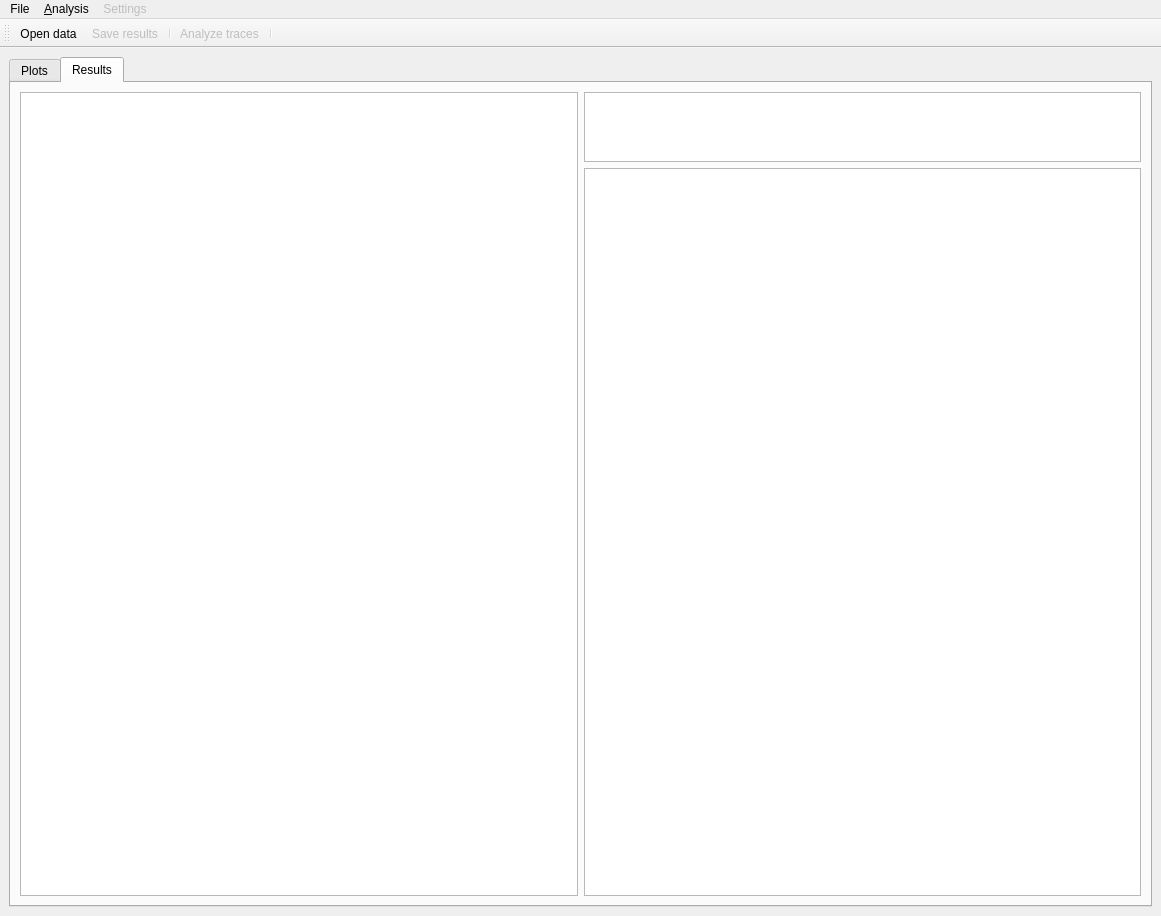
Above: Resources/UI/blits.ui from ubenu/Blits before the change. Below: the same form after it.
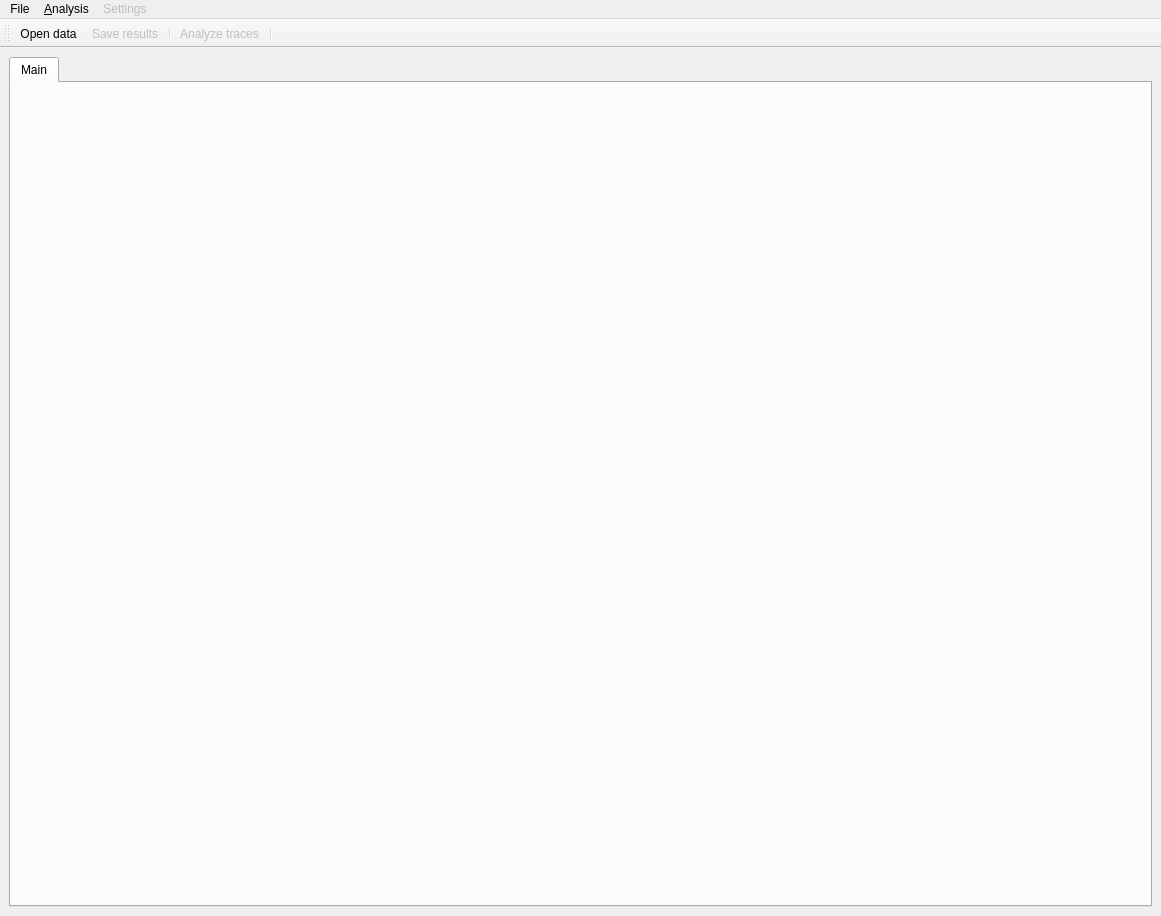
That is the form after the change. The open tabs and pages were chosen to show the change. Icons and pictures are not drawn.

Commit message: Started on collecting results in main

```diff
--- a/Resources/UI/blits.ui
+++ b/Resources/UI/blits.ui
@@ -35,7 +35,7 @@
       </property>
       <widget class="QWidget" name="tabPlots">
        <attribute name="title">
-        <string>Plots</string>
+        <string>Main</string>
        </attribute>
        <layout class="QVBoxLayout" name="verticalLayout_2">
         <item>
@@ -51,57 +51,6 @@
         </item>
        </layout>
       </widget>
-      <widget class="QWidget" name="tabResults">
-       <attribute name="title">
-        <string>Results</string>
-       </attribute>
-       <layout class="QVBoxLayout" name="verticalLayout">
-        <item>
-         <layout class="QHBoxLayout" name="horizontalLayout">
-          <item>
-           <widget class="QTableWidget" name="tblResults">
-            <property name="sizePolicy">
-             <sizepolicy hsizetype="Expanding" vsizetype="Expanding">
-              <horstretch>0</horstretch>
-              <verstretch>0</verstretch>
-             </sizepolicy>
-            </property>
-            <property name="sizeAdjustPolicy">
-             <enum>QAbstractScrollArea::AdjustToContents</enum>
-            </property>
-           </widget>
-          </item>
-          <item>
-           <layout class="QVBoxLayout" name="verticalLayout_3">
-            <item>
-             <widget class="QTableWidget" name="tblFitParams">
-              <property name="sizePolicy">
-               <sizepolicy hsizetype="Expanding" vsizetype="Minimum">
-                <horstretch>0</horstretch>
-                <verstretch>0</verstretch>
-               </sizepolicy>
-              </property>
-              <property name="sizeAdjustPolicy">
-               <enum>QAbstractScrollArea::AdjustToContents</enum>
-              </property>
-             </widget>
-            </item>
-            <item>
-             <widget class="QTableWidget" name="tblFittedCurve">
-              <property name="sizePolicy">
-               <sizepolicy hsizetype="Minimum" vsizetype="Expanding">
-                <horstretch>0</horstretch>
-                <verstretch>0</verstretch>
-               </sizepolicy>
-              </property>
-             </widget>
-            </item>
-           </layout>
-          </item>
-         </layout>
-        </item>
-       </layout>
-      </widget>
      </widget>
     </item>
    </layout>
```
The commit also changes 4 other files.
